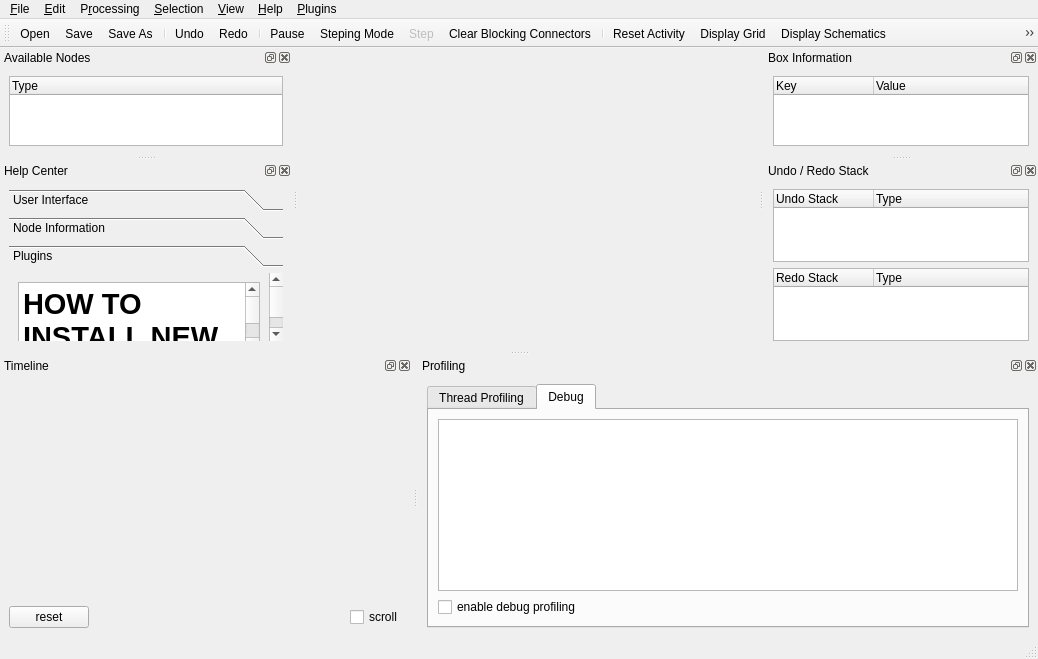
Old version of the form src/csapex/ui/csapex_window.ui in the repository cogsys-tuebingen/csapex.
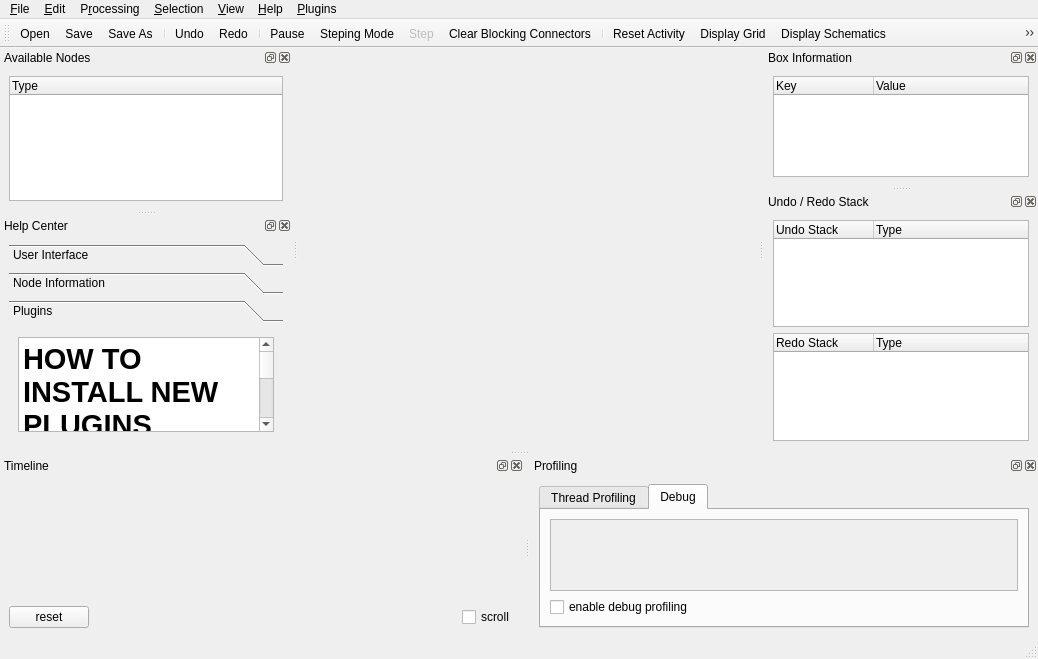
New version of the form. Icons and pictures are not drawn.

Commit message: implemented debug profiling

Diff of the .ui file:
```diff
--- a/src/csapex/ui/csapex_window.ui
+++ b/src/csapex/ui/csapex_window.ui
@@ -439,8 +439,8 @@
          <rect>
           <x>0</x>
           <y>0</y>
-          <width>260</width>
-          <height>88</height>
+          <width>274</width>
+          <height>101</height>
          </rect>
         </property>
         <attribute name="icon">
@@ -532,8 +532,8 @@
          <rect>
           <x>0</x>
           <y>0</y>
-          <width>417</width>
-          <height>199</height>
+          <width>491</width>
+          <height>117</height>
          </rect>
         </property>
         <layout class="QHBoxLayout" name="horizontalLayout">
@@ -622,7 +622,21 @@
         </attribute>
         <layout class="QVBoxLayout" name="verticalLayout_11">
          <item>
-          <widget class="QTableWidget" name="profiling_debug_table"/>
+          <widget class="QScrollArea" name="profiling_debug_profilers_sa">
+           <property name="widgetResizable">
+            <bool>true</bool>
+           </property>
+           <widget class="QWidget" name="profiling_debug_profilers">
+            <property name="geometry">
+             <rect>
+              <x>0</x>
+              <y>0</y>
+              <width>486</width>
+              <height>70</height>
+             </rect>
+            </property>
+           </widget>
+          </widget>
          </item>
          <item>
           <widget class="QCheckBox" name="profiling_debug_enable">
```
Left out of the diff: 13 changed lines with no effect on the pictures. The commit also changes 19 other files.
